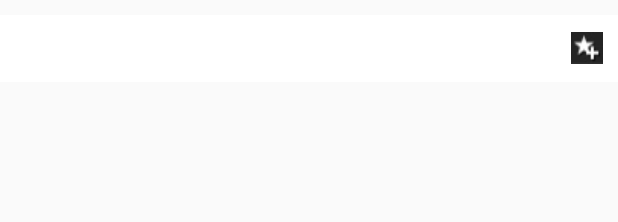
After one commit to QgMove123/public, an Android app: the layout popupwindow_layout.xml on its own in the app's theme, with its tools: preview values and no code run, on a phone screen of 412 x 824 dp. The commit adds this screen. Shown: the top 222 px of the screen. Run offline under Robolectric (Android 15) with nearby library versions, the phone set to English and light mode, and no system bars.

Commit message:
change Manifest

```diff
--- a/QGZone/app/src/main/java/com/example/ricco/adapter/Item_Adapter.java
+++ b/QGZone/app/src/main/java/com/example/ricco/adapter/Item_Adapter.java
@@ -436,7 +436,6 @@ public class Item_Adapter extends BaseAdapter{
                 holder = holders.get(index);
                 v.setEnabled(false);
                 if (twitterItems != null) twitterItem = twitterItems.get(position);
-                else if (noteItems != null) noteItem = noteItems.get(position);
                 String url = "http://"+IP+":8080/QGzone/TwitterSupport?twitterId="+twitterItem.getTwitterId();
                 HttpUtil.Get(url, new HttpUtil.CallBackListener(){
                     @Override
--- a/QGZone/app/src/main/java/com/example/ricco/constant/Constant.java
+++ b/QGZone/app/src/main/java/com/example/ricco/constant/Constant.java
@@ -6,7 +6,8 @@ package com.example.ricco.constant;
 public final class Constant {
     //主机号
     public static final String host = "192.168.1.111:8080";
-
+    //主人ID
+    public static int HOST_ID = 10000;
     // 好友ID
     public static int FRIED_ID = 0;
 
--- a/QGZone/app/src/main/java/com/example/ricco/others/ShuoshuoListview.java
+++ b/QGZone/app/src/main/java/com/example/ricco/others/ShuoshuoListview.java
@@ -19,6 +19,7 @@ import android.widget.ListView;
 import android.widget.RelativeLayout;
 
 import com.example.ricco.adapter.Item_Adapter;
+import com.example.ricco.constant.Constant;
 import com.example.ricco.entity.JsonModel;
 import com.example.ricco.entity.TwitterModel;
 import com.example.ricco.qgzone.MsgBoardActivity;
@@ -45,7 +46,7 @@ public class ShuoshuoListview extends RelativeLayout {
     public static Item_Adapter itemAdapter;
     private boolean mFlag_Load = true;
     private ListView lv;
-    private int id = 10000;
+    private int id = Constant.HOST_ID;
     private int mPage=1;
     private int mItemPosition = 0;
     private SwipeRefreshLayout mSwipe = null;
--- /dev/null
+++ b/QGZone/app/src/main/res/layout/popupwindow_layout.xml
@@ -0,0 +1,23 @@
+<?xml version="1.0" encoding="utf-8"?>
+<RelativeLayout xmlns:android="http://schemas.android.com/apk/res/android"
+    android:layout_width="match_parent"
+    android:layout_height="wrap_content"
+    android:paddingBottom="10dp"
+    android:paddingTop="10dp">
+    <EditText
+        android:id="@+id/pophuifu_editText"
+        android:background="#ffffff"
+        android:layout_width="match_parent"
+        android:layout_height="wrap_content"
+        android:drawableRight="@drawable/respond_btn_bg"
+        android:padding="10dp"
+        android:paddingBottom="50dp"
+        android:maxLines="1"/>
+    <ImageButton
+        android:id="@+id/pophuifu_imagebtn"
+        android:layout_width="50dp"
+        android:layout_height="50dp"
+        android:layout_alignRight="@+id/pophuifu_editText"
+        android:background="#00000000"
+        android:padding="16dp"/>
+</RelativeLayout>
```
Also changed, not shown: QGZone/app/src/main/java/com/example/ricco/qgzone/MsgBoardActivity.java (+7 -0 lines), QGZone/app/src/main/res/layout/other_shuoshuo_layout.xml (added, +27 -0 lines).
